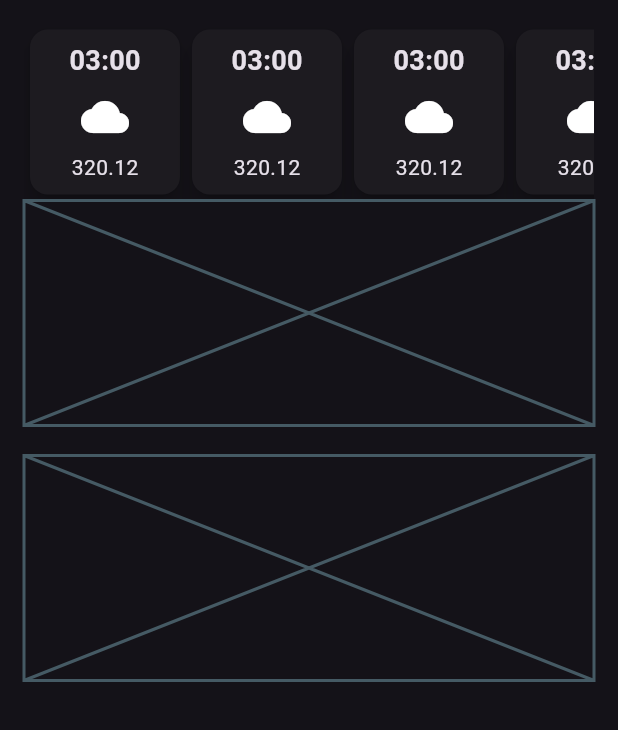
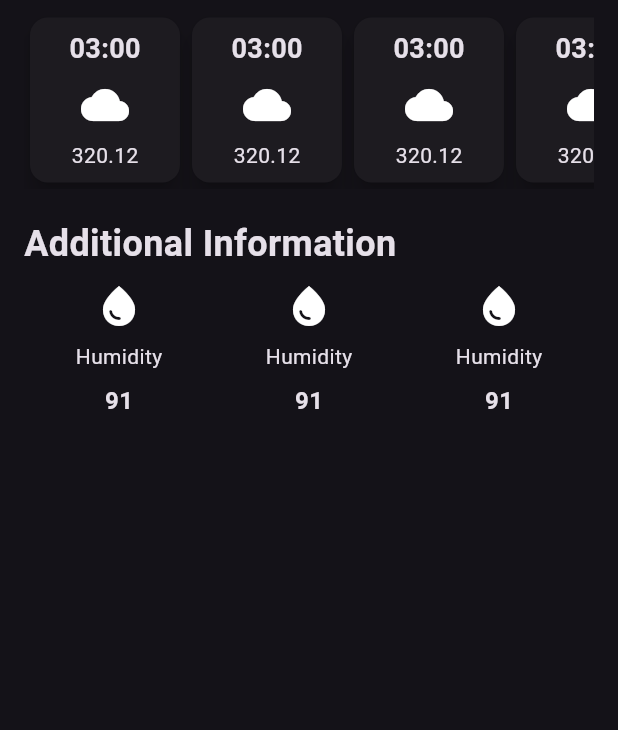
Before and after one commit to alphadev97/flutter_apps, a Flutter app: the screen it shows after launch, on a phone screen of 412 x 824 dp, the part 506-1236 px from its top. Run offline on Flutter 3.47's test engine with Material 3 defaults, Android fonts, the phone set to English and light mode, and no system bars.

```diff
--- /dev/null
+++ b/weather_app/lib/additional_info_item.dart
@@ -0,0 +1,33 @@
+import "package:flutter/material.dart";
+
+class AdditionalInfoItem extends StatelessWidget {
+  const AdditionalInfoItem({
+    super.key,
+  });
+
+  @override
+  Widget build(BuildContext context) {
+    return const Column(
+      children: [
+        Icon(
+          Icons.water_drop,
+          size: 32,
+        ),
+        SizedBox(
+          height: 8,
+        ),
+        Text("Humidity"),
+        SizedBox(
+          height: 8,
+        ),
+        Text(
+          "91",
+          style: TextStyle(
+            fontSize: 16,
+            fontWeight: FontWeight.bold,
+          ),
+        ),
+      ],
+    );
+  }
+}
--- /dev/null
+++ b/weather_app/lib/hourly_forecast_item.dart
@@ -0,0 +1,40 @@
+import "package:flutter/material.dart";
+
+class HourlyForecastItem extends StatelessWidget {
+  const HourlyForecastItem({super.key});
+
+  @override
+  Widget build(BuildContext context) {
+    return Card(
+      elevation: 6,
+      child: Container(
+        width: 100,
+        padding: const EdgeInsets.all(8.0),
+        decoration: BoxDecoration(
+          borderRadius: BorderRadius.circular(12),
+        ),
+        child: const Column(
+          children: [
+            Text(
+              "03:00",
+              style: TextStyle(fontSize: 18, fontWeight: FontWeight.bold),
+            ),
+            SizedBox(
+              height: 8,
+            ),
+            Icon(
+              Icons.cloud,
+              size: 32,
+            ),
+            SizedBox(
+              height: 8,
+            ),
+            Text(
+              "320.12",
+            ),
+          ],
+        ),
+      ),
+    );
+  }
+}
--- a/weather_app/lib/weather_screen.dart
+++ b/weather_app/lib/weather_screen.dart
@@ -1,8 +1,8 @@
 import "dart:ui";
 
-import "package:flutter/cupertino.dart";
 import "package:flutter/material.dart";
-import "package:flutter/widgets.dart";
+import "package:weather_app/additional_info_item.dart";
+import "package:weather_app/hourly_forecast_item.dart";
 
 class WeatherScreen extends StatelessWidget {
   const WeatherScreen({super.key});
@@ -83,186 +83,41 @@ class WeatherScreen extends StatelessWidget {
               ),
             ),
             const SizedBox(
-              height: 16,
+              height: 8,
             ),
-            SingleChildScrollView(
+            const SingleChildScrollView(
               scrollDirection: Axis.horizontal,
               child: Row(
                 children: [
-                  Card(
-                    elevation: 6,
-                    child: Container(
-                      width: 100,
-                      padding: const EdgeInsets.all(8.0),
-                      decoration: BoxDecoration(
-                        borderRadius: BorderRadius.circular(12),
-                      ),
-                      child: Column(
-                        children: [
-                          Text(
-                            "03:00",
-                            style: TextStyle(
-                                fontSize: 18, fontWeight: FontWeight.bold),
-                          ),
-                          const SizedBox(
-                            height: 8,
-                          ),
-                          Icon(
-                            Icons.cloud,
-                            size: 32,
-                          ),
-                          const SizedBox(
-                            height: 8,
-                          ),
-                          Text(
-                            "320.12",
-                          ),
-                        ],
-                      ),
-                    ),
-                  ),
-                  Card(
-                    elevation: 6,
-                    child: Container(
-                      width: 100,
-                      padding: const EdgeInsets.all(8.0),
-                      decoration: BoxDecoration(
-                        borderRadius: BorderRadius.circular(12),
-                      ),
-                      child: Column(
-                        children: [
-                          Text(
-                            "03:00",
-                            style: TextStyle(
-                                fontSize: 18, fontWeight: FontWeight.bold),
-                          ),
-                          const SizedBox(
-                            height: 8,
-                          ),
-                          Icon(
-                            Icons.cloud,
-                            size: 32,
-                          ),
-                          const SizedBox(
-                            height: 8,
-                          ),
-                          Text(
-                            "320.12",
-                          ),
-                        ],
-                      ),
-                    ),
-                  ),
-                  Card(
-                    elevation: 6,
-                    child: Container(
-                      width: 100,
-                      padding: const EdgeInsets.all(8.0),
-                      decoration: BoxDecoration(
-                        borderRadius: BorderRadius.circular(12),
-                      ),
-                      child: Column(
-                        children: [
-                          Text(
-                            "03:00",
-                            style: TextStyle(
-                                fontSize: 18, fontWeight: FontWeight.bold),
-                          ),
-                          const SizedBox(
-                            height: 8,
-                          ),
-                          Icon(
-                            Icons.cloud,
-                            size: 32,
-                          ),
-                          const SizedBox(
-                            height: 8,
-                          ),
-                          Text(
-                            "320.12",
-                          ),
-                        ],
-                      ),
-                    ),
-                  ),
-                  Card(
-                    elevation: 6,
-                    child: Container(
-                      width: 100,
-                      padding: const EdgeInsets.all(8.0),
-                      decoration: BoxDecoration(
-                        borderRadius: BorderRadius.circular(12),
-                      ),
-                      child: Column(
-                        children: [
-                          Text(
-                            "03:00",
-                            style: TextStyle(
-                                fontSize: 18, fontWeight: FontWeight.bold),
-                          ),
-                          const SizedBox(
-                            height: 8,
-                          ),
-                          Icon(
-                            Icons.cloud,
-                            size: 32,
-                          ),
-                          const SizedBox(
-                            height: 8,
-                          ),
-                          Text(
-                            "320.12",
-                          ),
-                        ],
-                      ),
-                    ),
-                  ),
-                  Card(
-                    elevation: 6,
-                    child: Container(
-                      width: 100,
-                      padding: const EdgeInsets.all(8.0),
-                      decoration: BoxDecoration(
-                        borderRadius: BorderRadius.circular(12),
-                      ),
-                      child: Column(
-                        children: [
-                          Text(
-                            "03:00",
-                            style: TextStyle(
-                                fontSize: 18, fontWeight: FontWeight.bold),
-                          ),
-                          const SizedBox(
-                            height: 8,
-                          ),
-                          Icon(
-                            Icons.cloud,
-                            size: 32,
-                          ),
-                          const SizedBox(
-                            height: 8,
-                          ),
-                          Text(
-                            "320.12",
-                          ),
-                        ],
-                      ),
-                    ),
-                  ),
+                  HourlyForecastItem(),
+                  HourlyForecastItem(),
+                  HourlyForecastItem(),
+                  HourlyForecastItem(),
+                  HourlyForecastItem(),
                 ],
               ),
-            ),
-            // weather forecast cards
-            const Placeholder(
-              fallbackHeight: 150,
             ),
 
             const SizedBox(
               height: 20,
             ),
-            // additional information
-            const Placeholder(
-              fallbackHeight: 150,
+            const Text(
+              "Additional Information",
+              style: TextStyle(
+                fontSize: 24,
+                fontWeight: FontWeight.bold,
+              ),
+            ),
+            const SizedBox(
+              height: 8,
+            ),
+            const Row(
+              mainAxisAlignment: MainAxisAlignment.spaceAround,
+              children: [
+                AdditionalInfoItem(),
+                AdditionalInfoItem(),
+                AdditionalInfoItem(),
+              ],
             )
           ],
         ),
```
